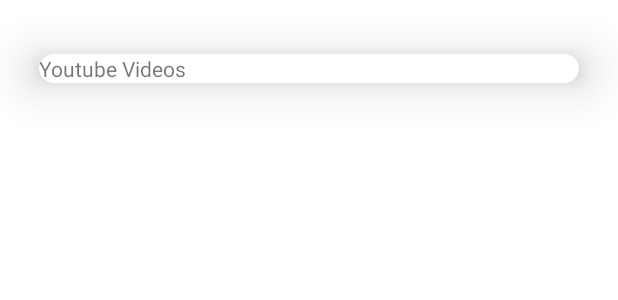
After one commit to Freesebee/DemonCleaner, an Android app: the layout resources_list.xml on its own in the app's theme, with its tools: preview values and no code run, on a phone screen of 412 x 824 dp. The commit adds this screen. Shown: the top 300 px of the screen. Run offline under Robolectric (Android 15) with nearby library versions, the phone set to English and light mode, and no system bars.

Commit message:
Fixed navigating to RecyclerView Streak list

```diff
--- a/app/build.gradle
+++ b/app/build.gradle
@@ -43,6 +43,7 @@
     implementation 'com.android.support:recyclerview-v7:32.0.0'
     implementation 'com.android.support:recyclerview-v7:32.0.0'
 
+    implementation "androidx.cardview:cardview:1.0.0"
     implementation 'androidx.appcompat:appcompat:1.4.1'
     implementation 'androidx.constraintlayout:constraintlayout:2.1.3'
     implementation "androidx.room:room-runtime:2.4.1"
--- a/app/src/main/java/com/example/demoncleaner/fragments/main/ProgressFragment.java
+++ b/app/src/main/java/com/example/demoncleaner/fragments/main/ProgressFragment.java
@@ -8,6 +8,8 @@
 import androidx.fragment.app.Fragment;
 import androidx.lifecycle.Observer;
 import androidx.lifecycle.ViewModelProvider;
+import androidx.navigation.NavController;
+import androidx.navigation.Navigation;
 
 import android.view.LayoutInflater;
 import android.view.View;
@@ -57,7 +59,8 @@
         modifyProgressButton.setOnClickListener(new View.OnClickListener() {
             @Override
             public void onClick(View view) {
-                //TODO: Add navigation to Streaks
+                Intent intent = new Intent(getActivity(), StreaksDataActivity.class);
+                startActivity(intent);
             }
         });
 
--- /dev/null
+++ b/app/src/main/res/layout/resources_list.xml
@@ -0,0 +1,27 @@
+<?xml version="1.0" encoding="utf-8"?>
+<androidx.cardview.widget.CardView xmlns:android="http://schemas.android.com/apk/res/android"
+    xmlns:app="http://schemas.android.com/apk/res-auto"
+    xmlns:tools="http://schemas.android.com/tools"
+    style="@style/CardView.Light"
+    android:layout_width="match_parent"
+    android:layout_height="wrap_content"
+    app:cardCornerRadius="20dp"
+    app:cardElevation="20dp"
+    app:cardUseCompatPadding="true">
+
+    <androidx.constraintlayout.widget.ConstraintLayout
+        android:layout_width="match_parent"
+        android:layout_height="match_parent">
+
+        <TextView
+            android:layout_width="wrap_content"
+            android:layout_height="wrap_content"
+            android:layout_marginEnd="262dp"
+            android:text="@string/Youtube_video"
+            app:layout_constraintEnd_toEndOf="parent"
+            app:layout_constraintStart_toStartOf="parent"
+            app:layout_constraintTop_toTopOf="parent" />
+
+    </androidx.constraintlayout.widget.ConstraintLayout>
+
+</androidx.cardview.widget.CardView>
--- a/app/src/main/res/menu/nav_menu.xml
+++ b/app/src/main/res/menu/nav_menu.xml
@@ -9,5 +9,9 @@
         android:id="@+id/settingsFragment"
         android:icon="@drawable/ic_baseline_settings_24"
         android:title="@string/settings" />
+    <item
+        android:id="@+id/resourcesFragment"
+        android:icon="@drawable/ic_baseline_help_outline_24"
+        android:title="@string/resources" />
 
 </menu>
```
Also changed, not shown: app/src/main/java/com/example/demoncleaner/activities/BellActivity.java (+41 -0 lines), app/src/main/java/com/example/demoncleaner/activities/StreaksDataActivity.java (+52 -43 lines), app/src/main/res/drawable/ic_baseline_help_outline_24.xml (added, +10 -0 lines), app/src/main/res/layout/activity_streaks_data.xml (+15 -14 lines), app/src/main/res/layout/streak_list_item.xml (+28 -1 lines), app/src/main/res/values/strings.xml (+7 -0 lines), 1 other file.
